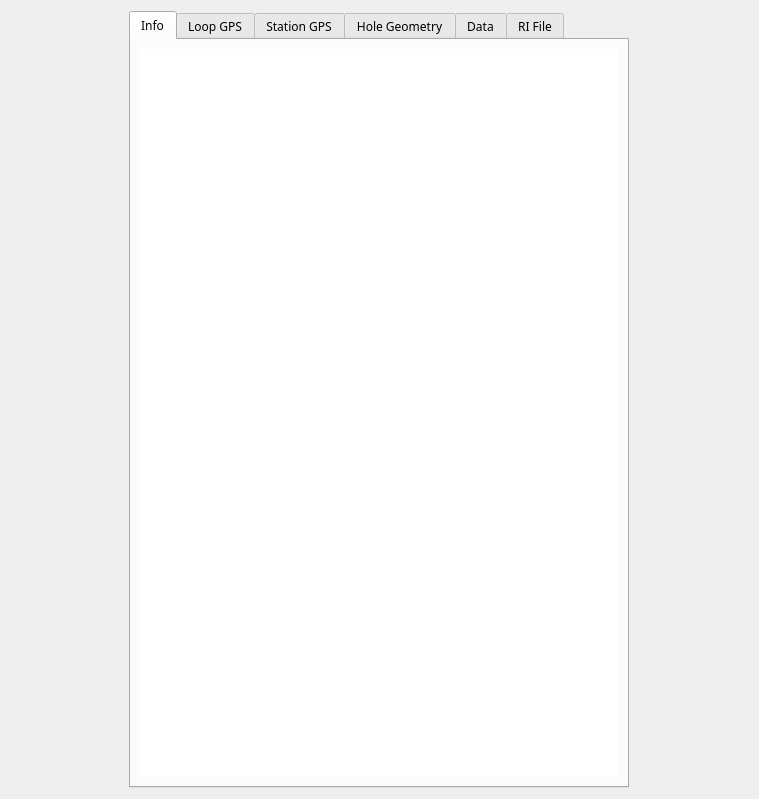
First picture: the form in src/qt_ui/pem_info_widget.ui, repository Eric-Meunier/Processor-Suite, before the edit.
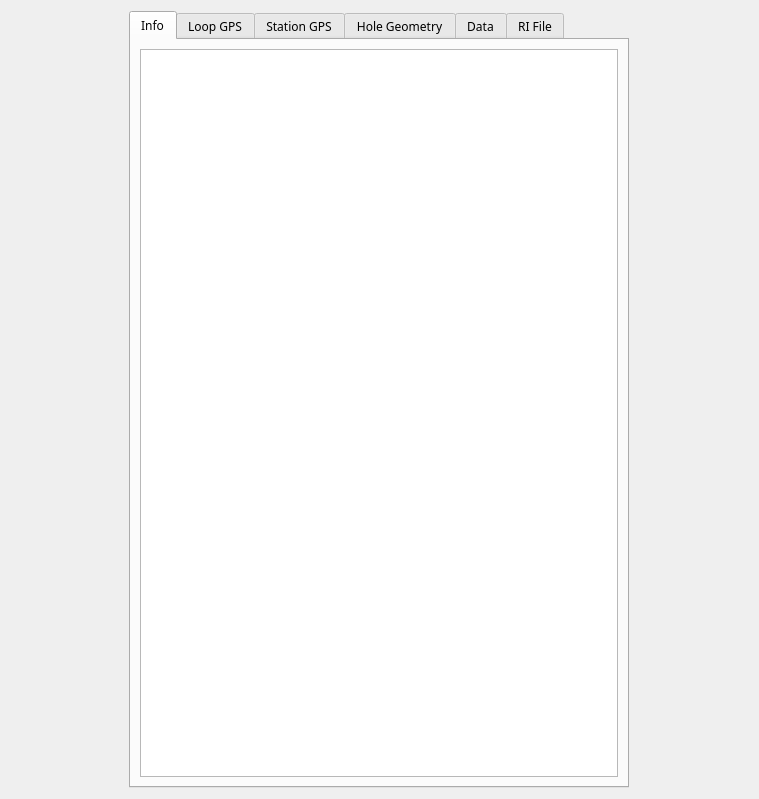
Second picture: the form after the edit. The open tabs and pages were chosen to show the change.

Commit message: Remade the info tab of PIW with a table.

```diff
--- a/src/qt_ui/pem_info_widget.ui
+++ b/src/qt_ui/pem_info_widget.ui
@@ -60,32 +60,54 @@
        <string>Info</string>
       </attribute>
       <layout class="QGridLayout" name="gridLayout_2">
-       <item row="0" column="1">
-        <widget class="QTextEdit" name="info_text_edit">
-         <property name="enabled">
+       <item row="0" column="0">
+        <widget class="QTableWidget" name="info_table">
+         <property name="selectionBehavior">
+          <enum>QAbstractItemView::SelectRows</enum>
+         </property>
+         <property name="showGrid">
           <bool>true</bool>
          </property>
-         <property name="font">
-          <font>
-           <weight>50</weight>
-           <bold>false</bold>
-          </font>
-         </property>
-         <property name="acceptDrops">
+         <attribute name="horizontalHeaderVisible">
           <bool>false</bool>
-         </property>
-         <property name="frameShape">
-          <enum>QFrame::NoFrame</enum>
-         </property>
-         <property name="frameShadow">
-          <enum>QFrame::Raised</enum>
-         </property>
-         <property name="autoFormatting">
-          <set>QTextEdit::AutoBulletList</set>
-         </property>
-         <property name="readOnly">
+         </attribute>
+         <attribute name="horizontalHeaderMinimumSectionSize">
+          <number>120</number>
+         </attribute>
+         <attribute name="horizontalHeaderStretchLastSection">
           <bool>true</bool>
-         </property>
+         </attribute>
+         <attribute name="verticalHeaderVisible">
+          <bool>false</bool>
+         </attribute>
+         <attribute name="verticalHeaderMinimumSectionSize">
+          <number>0</number>
+         </attribute>
+         <attribute name="verticalHeaderDefaultSectionSize">
+          <number>23</number>
+         </attribute>
+         <attribute name="verticalHeaderStretchLastSection">
+          <bool>false</bool>
+         </attribute>
+         <column>
+          <property name="text">
+           <string>Keys</string>
+          </property>
+          <property name="font">
+           <font>
+            <weight>50</weight>
+            <bold>false</bold>
+           </font>
+          </property>
+          <property name="textAlignment">
+           <set>AlignLeading|AlignVCenter</set>
+          </property>
+         </column>
+         <column>
+          <property name="text">
+           <string>Values</string>
+          </property>
+         </column>
         </widget>
        </item>
       </layout>
```
Left out of the diff: 2 changed lines with no effect on the pictures. The commit also changes 1 other file.
